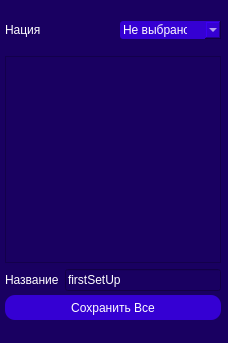
The window that test2/UI/createSetUP.ui (xskak228/PythonProjects) describes before a commit, drawn with Qt 5.
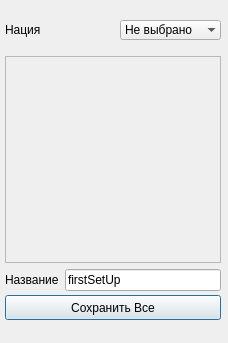
The same window after the commit.

What changed in the file:
```diff
--- a/test2/UI/createSetUP.ui
+++ b/test2/UI/createSetUP.ui
@@ -23,8 +23,7 @@
    <string>Dialog</string>
   </property>
   <property name="styleSheet">
-   <string notr="true">background-color: rgb(25, 0, 97);
-color: rgb(255, 255, 255);</string>
+   <string notr="true"/>
   </property>
   <property name="sizeGripEnabled">
    <bool>false</bool>
@@ -73,7 +72,7 @@
         </property>
         <property name="minimumSize">
          <size>
-          <width>101</width>
+          <width>0</width>
           <height>0</height>
          </size>
         </property>
@@ -84,11 +83,7 @@
          </size>
         </property>
         <property name="styleSheet">
-         <string notr="true">background-color: rgb(53, 0, 211);
-border-radius: 3px;
-padding: 1px 18px 1px 3px;
-min-width: 6em;
-</string>
+         <string notr="true"/>
         </property>
         <property name="editable">
          <bool>false</bool>
@@ -132,9 +127,7 @@
     <item>
      <widget class="QScrollArea" name="scrollArea_3">
       <property name="styleSheet">
-       <string notr="true">QScrollBar:horizontal {
-    background: #282828;
-}</string>
+       <string notr="true"/>
       </property>
       <property name="frameShape">
        <enum>QFrame::StyledPanel</enum>
@@ -200,10 +193,7 @@
     </rect>
    </property>
    <property name="styleSheet">
-    <string notr="true">background-color: rgb(53, 0, 211);
-border-width: 2px;
-border-radius: 10px;
-</string>
+    <string notr="true"/>
    </property>
    <property name="text">
     <string>Сохранить Все</string>
```
